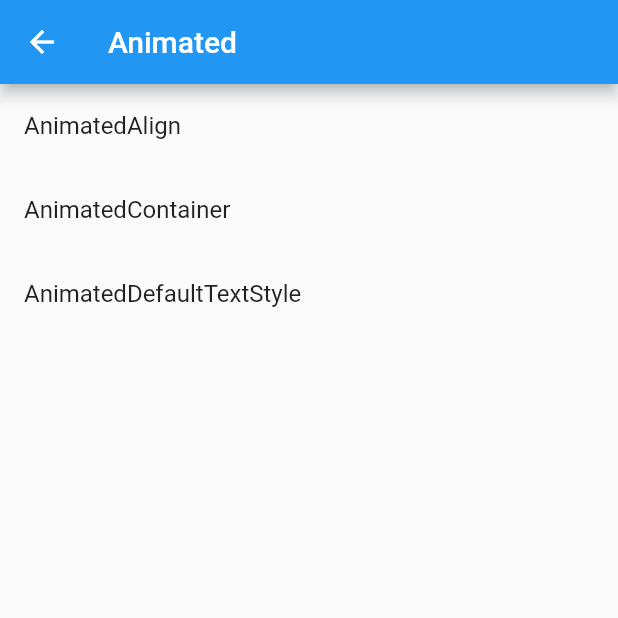
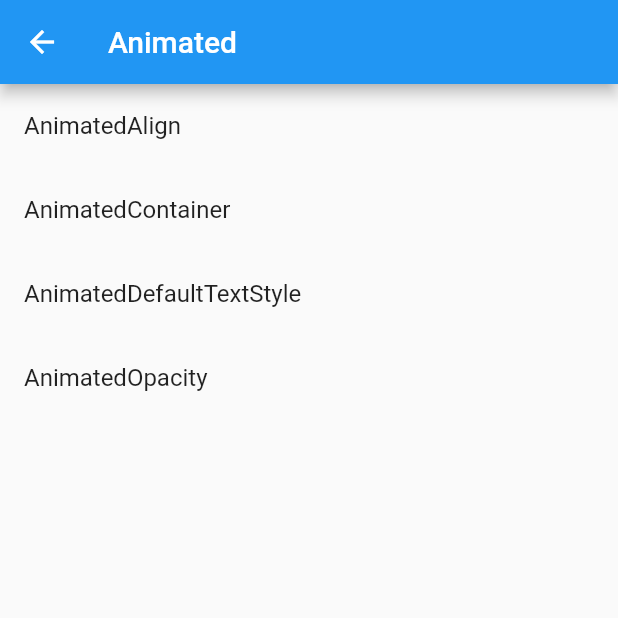
Before and after one commit to KobayashiKz/ImplicitWidgets, a Flutter app: the ImplicitlyAnimatedPage screen opened by its route, on a phone screen of 412 x 824 dp, the top half of it. Run offline on Flutter 3.47's test engine with Material 2 defaults, Android fonts, the phone set to English and light mode, and no system bars.

Commit message:
Add AnimatedOpacity

```diff
--- a/lib/app.dart
+++ b/lib/app.dart
@@ -4,6 +4,7 @@ import 'package:implicit_animation_sample/screen/home/home_page.dart';
 import 'package:implicit_animation_sample/screen/implicitly_animated/animated_align.dart';
 import 'package:implicit_animation_sample/screen/implicitly_animated/animated_container.dart';
 import 'package:implicit_animation_sample/screen/implicitly_animated/animated_default_text_style.dart';
+import 'package:implicit_animation_sample/screen/implicitly_animated/animated_opacity.dart';
 import 'package:implicit_animation_sample/screen/implicitly_animated/implicitly_animated.dart';
 
 class App extends StatelessWidget {
@@ -21,6 +22,7 @@ class App extends StatelessWidget {
         AnimatedAlignPage.routeName: (_context) => AnimatedAlignPage(),
         AnimatedContainerPage.routeName: (_context) => AnimatedContainerPage(),
         AnimatedDefaultTextStylePage.routeName: (_context) => AnimatedDefaultTextStylePage(),
+        AnimatedOpacityPage.routeName: (_context) => AnimatedOpacityPage(),
       }
     );
   }
--- a/lib/screen/implicitly_animated/implicitly_animated.dart
+++ b/lib/screen/implicitly_animated/implicitly_animated.dart
@@ -3,6 +3,7 @@ import 'package:flutter/material.dart';
 import 'package:implicit_animation_sample/screen/implicitly_animated/animated_align.dart';
 import 'package:implicit_animation_sample/screen/implicitly_animated/animated_container.dart';
 import 'package:implicit_animation_sample/screen/implicitly_animated/animated_default_text_style.dart';
+import 'package:implicit_animation_sample/screen/implicitly_animated/animated_opacity.dart';
 import 'package:implicit_animation_sample/widgets/app_list_tile.dart';
 import 'package:implicit_animation_sample/widgets/app_scaffold.dart';
 
@@ -27,6 +28,10 @@ class ImplicitlyAnimatedPage extends StatelessWidget {
             title: "AnimatedDefaultTextStyle",
             nextRouteName: AnimatedDefaultTextStylePage.routeName,
           ),
+          const AppListTile(
+            title: "AnimatedOpacity",
+            nextRouteName: AnimatedOpacityPage.routeName,
+          ),
         ],
       ),
     );
```
Also changed, not shown: lib/screen/implicitly_animated/animated_opacity.dart (added, +35 -0 lines).
